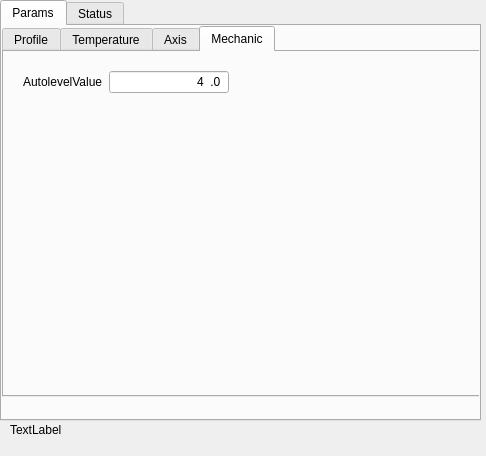
Old version of the form profiles/profiledialog.ui in the repository cuby-tec/mitoPrinter.
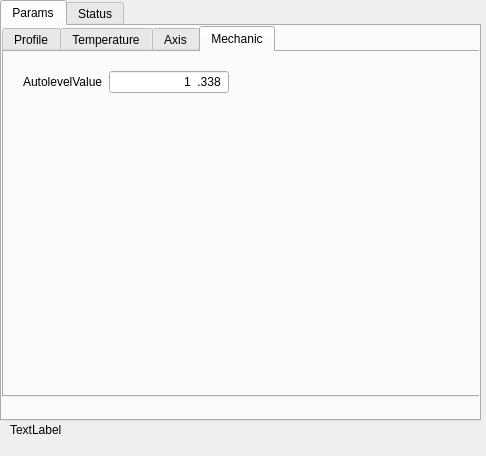
New version of the form. Icons and pictures are not drawn.

Diff of the .ui file:
```diff
--- a/profiles/profiledialog.ui
+++ b/profiles/profiledialog.ui
@@ -838,10 +838,10 @@
              </size>
             </property>
             <property name="inputMask">
-             <string>000.00</string>
+             <string>000.0000</string>
             </property>
             <property name="text">
-             <string>4.0</string>
+             <string>1.338</string>
             </property>
             <property name="alignment">
              <set>Qt::AlignRight|Qt::AlignTrailing|Qt::AlignVCenter</set>
```
